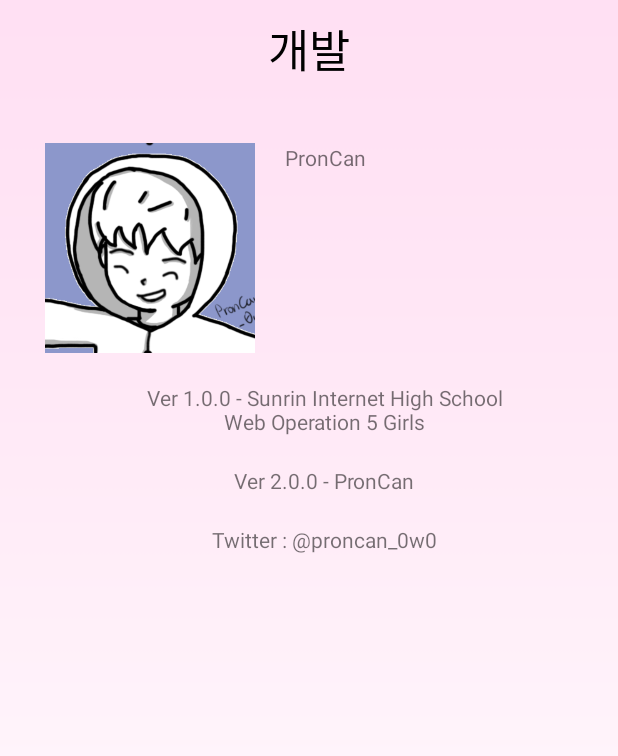
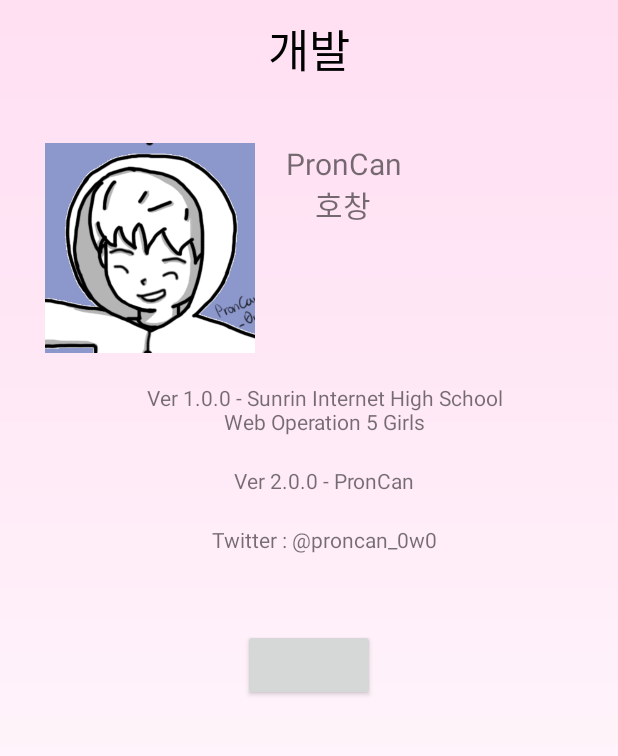
Before and after one commit to PronCan/TouchStudyRemake, an Android app: the CreditsActivity screen opened directly, with no data from a screen before it, on a phone screen of 412 x 824 dp. Shown: the top 756 px of the screen. Run offline under Robolectric (Android 15) with nearby library versions, the phone set to English and light mode, and no system bars; 1 statement that could not run was skipped.

Commit message:
commit 2
- error : change activity - Credits

```diff
--- a/app/src/main/java/org/iptime/proncan/touchstudyremake/MainActivity.java
+++ b/app/src/main/java/org/iptime/proncan/touchstudyremake/MainActivity.java
@@ -32,7 +32,6 @@ public class MainActivity extends Activity implements View.OnClickListener {
         listQuestions.setOnClickListener(this);
         listMistakeQuestions.setOnClickListener(this);
         credits.setOnClickListener(this);
-
     }
 
     @Override
--- a/app/src/main/res/layout/profile.xml
+++ b/app/src/main/res/layout/profile.xml
@@ -33,8 +33,10 @@
             android:layout_width="wrap_content"
             android:layout_height="wrap_content"
             android:id="@+id/profile_name"
-            android:text="PronCan"
+            android:text="PronCan\n호창"
             android:layout_marginLeft="20dp"
+            android:textSize="20dp"
+            android:textAlignment="center"
         />
 
     </LinearLayout>
@@ -64,4 +66,12 @@
         android:text="Twitter : @proncan_0w0"
         />
 
+    <Button
+        android:id="@+id/btn_gotoMain"
+        android:layout_width="wrap_content"
+        android:layout_height="wrap_content"
+        android:layout_gravity="center"
+        android:layout_marginTop="50dp"
+        />
+
 </LinearLayout>
```
